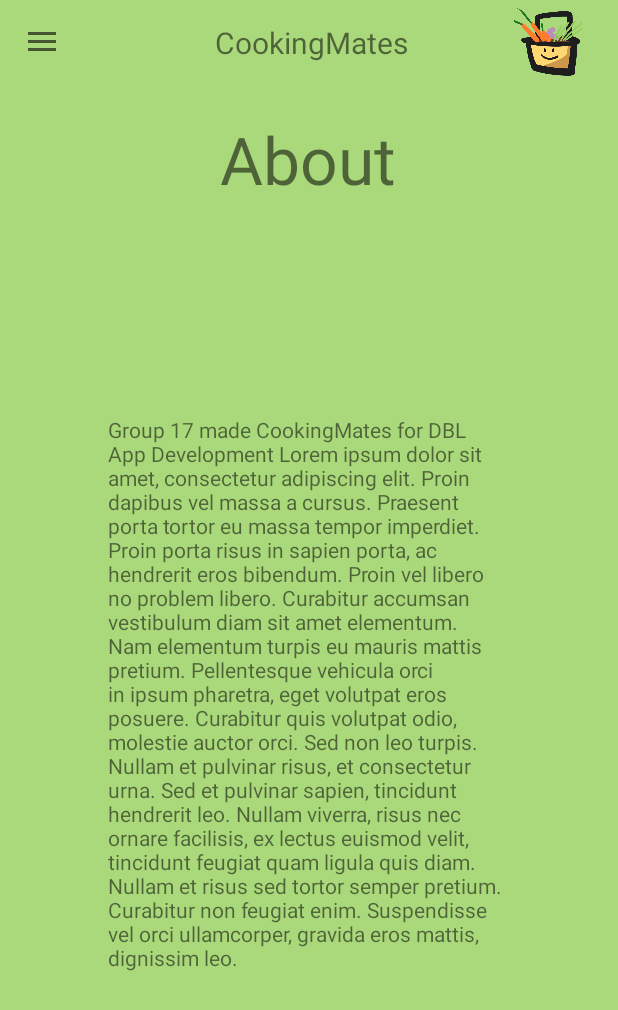
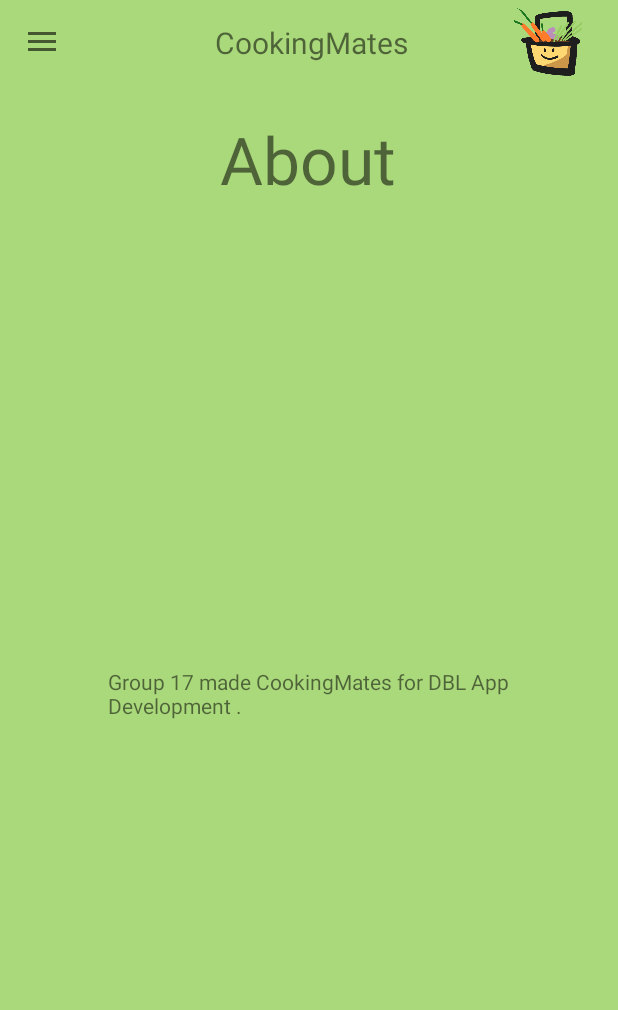
Before and after one commit to EzraLeeuwenhage/CookingMates, an Android app: the AboutActivity screen opened directly, with no data from a screen before it, on a phone screen of 412 x 824 dp. Shown: the top 1010 px of the screen. Run offline under Robolectric (Android 15) with nearby library versions, the phone set to English and light mode, and no system bars.

Commit message:
fixed find_cooking_mates class

```diff
--- a/AndroidApp/app/src/main/java/com/SearchRecipe.java
+++ b/AndroidApp/app/src/main/java/com/SearchRecipe.java
@@ -134,6 +134,10 @@ public class SearchRecipe extends AppCompatActivity implements NavigationView.On
                 // Just break - same screen
                 break;
             case R.id.nav_findcookingmates:
+                Intent findcookingmates_intent = new Intent(SearchRecipe.this, FindCookingMates.class);
+                findcookingmates_intent.setFlags(Intent.FLAG_ACTIVITY_NEW_TASK | Intent.FLAG_ACTIVITY_CLEAR_TASK);
+                passUserObject(findcookingmates_intent);
+                startActivity(findcookingmates_intent);
                 break;
             case R.id.nav_contact:
                 break;
--- a/AndroidApp/app/src/main/res/values/strings.xml
+++ b/AndroidApp/app/src/main/res/values/strings.xml
@@ -15,18 +15,8 @@
     <string name="about">About</string>
     <string name="help">Help</string>
     <string name="find_cooking_mates">Find Cooking Mates</string>
-    <string name="illegal">This feature is not allowed for kids</string>
-    <string name="description">Group 17 made CookingMates for DBL App Development Lorem ipsum
-        dolor sit amet, consectetur adipiscing elit. Proin dapibus vel massa a cursus. Praesent
-        porta tortor eu massa tempor imperdiet. Proin porta risus in sapien porta, ac hendrerit
-        eros bibendum. Proin vel libero no problem libero. Curabitur accumsan vestibulum diam sit amet
-        elementum. Nam elementum turpis eu mauris mattis pretium. Pellentesque vehicula orci in
-        ipsum pharetra, eget volutpat eros posuere. Curabitur quis volutpat odio, molestie auctor
-        orci. Sed non leo turpis. Nullam et pulvinar risus, et consectetur urna. Sed et pulvinar
-        sapien, tincidunt hendrerit leo. Nullam viverra, risus nec ornare facilisis, ex lectus
-        euismod velit, tincidunt feugiat quam ligula quis diam. Nullam et risus sed tortor semper
-        pretium. Curabitur non feugiat enim. Suspendisse vel orci ullamcorper, gravida eros
-        mattis, dignissim leo.</string>
+    <string name="illegal">This feature is not implemented in general and not allowed for kids.</string>
+    <string name="description">Group 17 made CookingMates for DBL App Development .</string>
     <string name="newAcc">New to CookingMates? Create account</string>
 
     <!-- Strings used for account management -->
```
